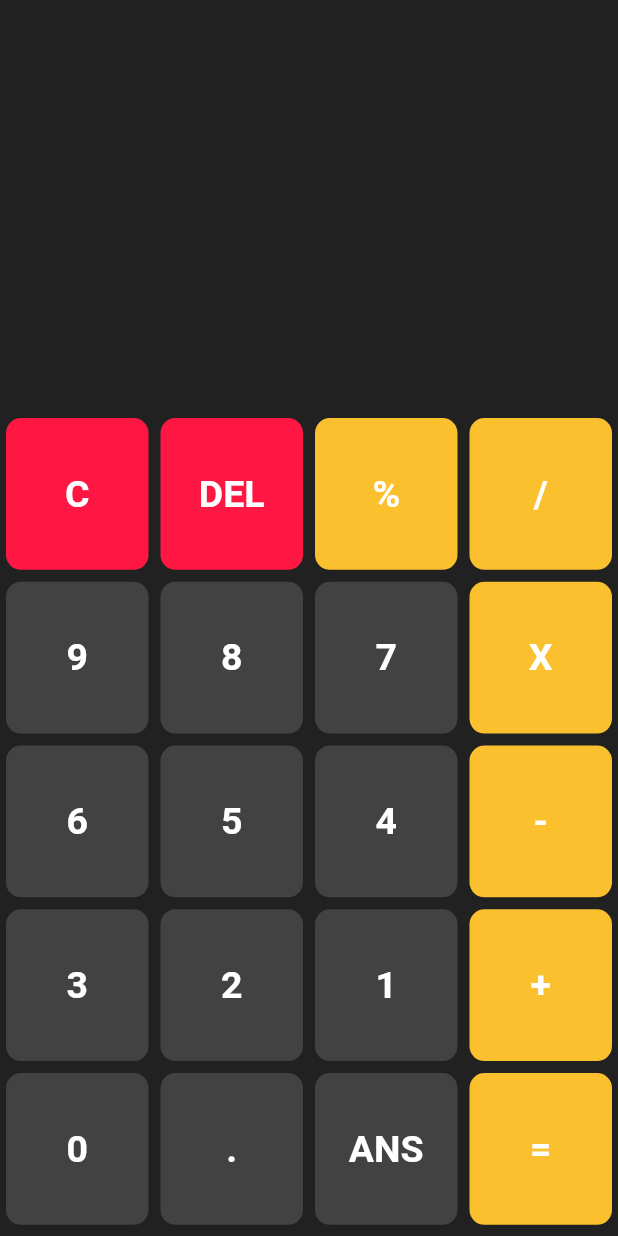
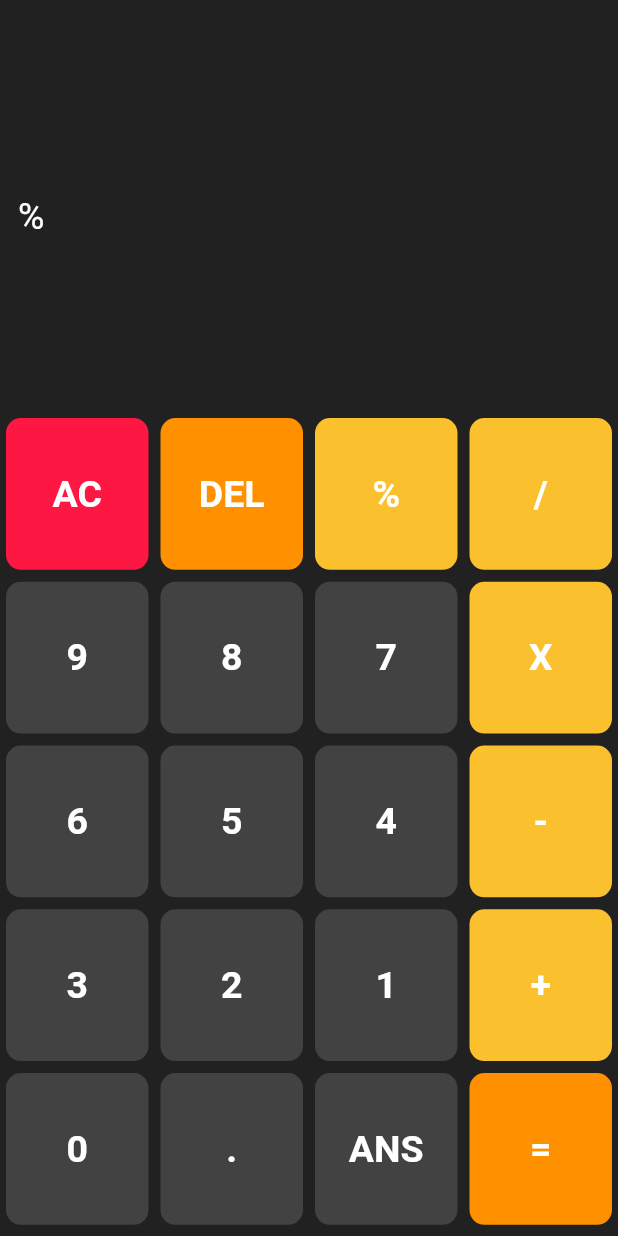
Before and after one commit to Hamdan985/Calculator_UI, a Flutter app: the screen it shows after launch, after a tap on an icon or button, on a phone screen of 412 x 824 dp. Run offline on Flutter 3.47's test engine with Material 2 defaults, Android fonts, the phone set to English and light mode, and no system bars; our stand-ins replace math_expressions.

```diff
--- a/lib/screens/calculator_screen.dart
+++ b/lib/screens/calculator_screen.dart
@@ -1,5 +1,6 @@
 import '../widgets/button.dart';
 import 'package:flutter/material.dart';
+import 'package:math_expressions/math_expressions.dart';
 
 class CalculatorScreen extends StatefulWidget {
   @override
@@ -7,8 +8,11 @@ class CalculatorScreen extends StatefulWidget {
 }
 
 class _CalculatorScreenState extends State<CalculatorScreen> {
+  String userQuestion = '';
+  String userAnswer = '';
+
   final List<String> buttons = [
-    'C',
+    'AC',
     'DEL',
     '%',
     '/',
@@ -38,7 +42,35 @@ class _CalculatorScreenState extends State<CalculatorScreen> {
         children: <Widget>[
           Expanded(
             flex: 1,
-            child: Container(),
+            child: Container(
+              child: Column(
+                mainAxisAlignment: MainAxisAlignment.spaceEvenly,
+                children: <Widget>[
+                  SizedBox(
+                    height: 50.0,
+                  ),
+                  Container(
+                    padding: EdgeInsets.only(left: 12.0),
+                    alignment: Alignment.centerLeft,
+                    child: Text(
+                      userQuestion,
+                      style: TextStyle(color: Colors.white, fontSize: 24.0),
+                    ),
+                  ),
+                  Container(
+                    padding: EdgeInsets.only(right: 16.0),
+                    alignment: Alignment.centerRight,
+                    child: Text(
+                      userAnswer,
+                      style: TextStyle(
+                        fontSize: 30.0,
+                        color: Colors.white,
+                      ),
+                    ),
+                  ),
+                ],
+              ),
+            ),
           ),
           Expanded(
             flex: 2,
@@ -52,15 +84,46 @@ class _CalculatorScreenState extends State<CalculatorScreen> {
                       (MediaQuery.of(context).size.height * 0.53),
                 ),
                 itemBuilder: (BuildContext context, int index) {
-                  if(index == 0 || index == 1){
+                  if (index == 0) {
                     return Button(
+                      buttonTapped: () {
+                        setState(() {
+                          userQuestion = '';
+                          userQuestion = '';
+                        });
+                      },
                       buttonText: buttons[index],
                       color: Colors.redAccent[400],
                       textColor: Colors.white,
                     );
                   }
-                  else {
+                  if (index == 1) {
                     return Button(
+                      buttonTapped: () {
+                        setState(() {
+                          userQuestion = userQuestion.substring(
+                              0, userQuestion.length - 1);
+                        });
+                      },
+                      buttonText: buttons[index],
+                      color: Colors.orangeAccent[400],
+                      textColor: Colors.white,
+                    );
+                  }
+                  if (index == buttons.length - 1) {
+                    return Button(
+                      buttonTapped: equalPressed,
+                      buttonText: buttons[index],
+                      color: Colors.orangeAccent[400],
+                      textColor: Colors.white,
+                    );
+                  } else {
+                    return Button(
+                      buttonTapped: () {
+                        setState(() {
+                          userQuestion += buttons[index];
+                        });
+                      },
                       buttonText: buttons[index],
                       color: isOperator(buttons[index])
                           ? Colors.yellow[700]
@@ -89,4 +152,17 @@ class _CalculatorScreenState extends State<CalculatorScreen> {
       return false;
     }
   }
+
+  equalPressed() {
+    String finalQuestion = userQuestion.replaceAll('X', '*');
+    ContextModel cm = ContextModel();
+    Parser p = Parser();
+
+    Expression exp = p.parse(finalQuestion);
+    double eval = exp.evaluate(EvaluationType.REAL, cm);
+
+    setState(() {
+      userAnswer = eval.toString();
+    });
   }
+}
--- a/lib/widgets/button.dart
+++ b/lib/widgets/button.dart
@@ -4,13 +4,14 @@ class Button extends StatelessWidget {
   final Color color;
   final Color textColor;
   final String buttonText;
+  final Function buttonTapped;
 
-  const Button({this.color, this.textColor, this.buttonText});
+  const Button({this.color, this.textColor, this.buttonText, this.buttonTapped});
 
   @override
   Widget build(BuildContext context) {
     return GestureDetector(
-      onTap: () {},
+      onTap: buttonTapped,
       child: Padding(
         padding: EdgeInsets.all(4.0),
         child: Container(
--- a/pubspec.yaml
+++ b/pubspec.yaml
@@ -23,8 +23,7 @@ environment:
 dependencies:
   flutter:
     sdk: flutter
-
-
+  math_expressions: ^2.0.0
   # The following adds the Cupertino Icons font to your application.
   # Use with the CupertinoIcons class for iOS style icons.
   cupertino_icons: ^0.1.3
```
Also changed, not shown: pubspec.lock. Lines whose indentation alone changed are shown as unchanged.
